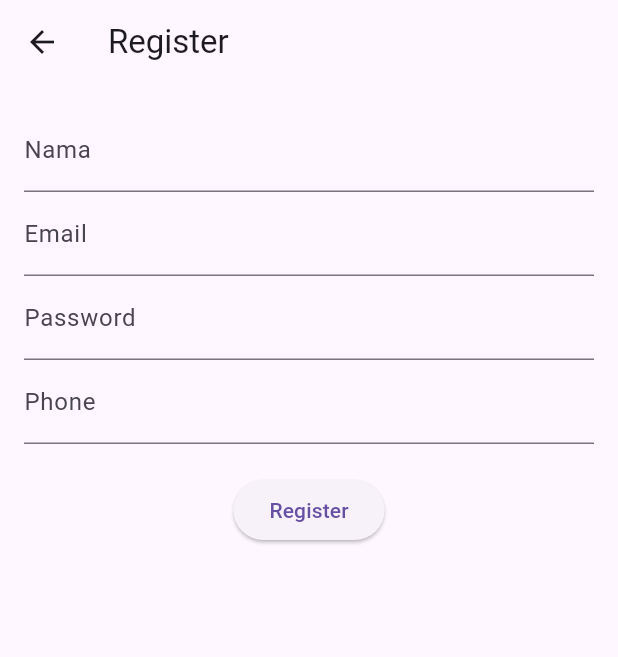
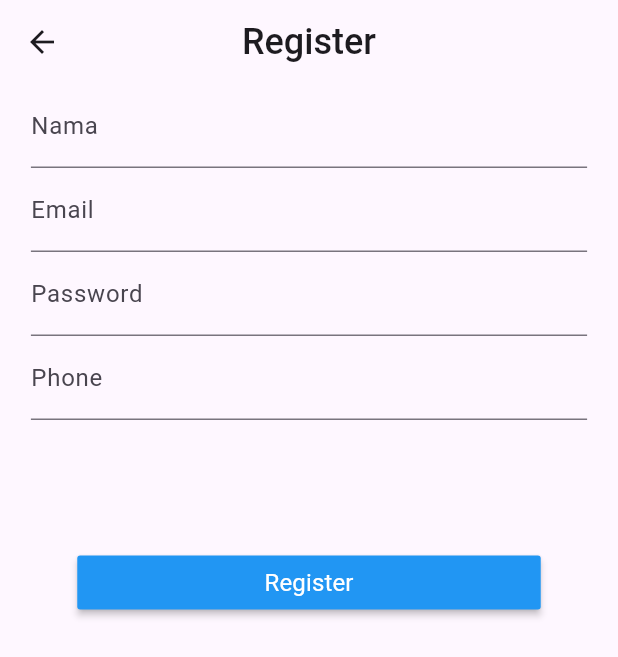
Before and after one commit to rizkyadde23/itc-the-seeker-2026-rizkyadde, a Flutter app: the RegisterPage screen opened by its route, on a phone screen of 412 x 824 dp. Shown: the top 657 px of the screen. Run offline on Flutter 3.47's test engine with Material 3 defaults, Android fonts, the phone set to English and light mode, and no system bars; our stand-ins replace cloud_firestore, firebase_auth, firebase_core, get; accounts and stored records are empty.

Commit message:
style : register page

```diff
--- a/lib/pages/register_page.dart
+++ b/lib/pages/register_page.dart
@@ -15,43 +15,146 @@
   final emailController = TextEditingController();
   final passwordController = TextEditingController();
   final phoneController = TextEditingController();
+  GlobalKey<FormState> registerFormKey = GlobalKey();
+  bool isLoading = false;
+  double? deviceHeight, deviceWidth;
 
   final authService = AuthService();
   final firestoreService = FirestoreService();
 
   @override
   Widget build(BuildContext context) {
+    deviceHeight = MediaQuery.of(context).size.height;
+    deviceWidth = MediaQuery.of(context).size.width;
     return Scaffold(
-      appBar: AppBar(title: Text("Register")),
-      body: Padding(
-        padding: const EdgeInsets.all(16),
+      appBar: AppBar(
+        centerTitle: true,
+        title: Text(
+          "Register",
+          style: TextStyle(fontSize: 24, fontWeight: FontWeight.w500),
+        ),
+      ),
+      body: SafeArea(
+        child: Padding(
+          padding: EdgeInsets.symmetric(horizontal: deviceWidth! * 0.05),
+          child: Stack(children: [mainUI(), if (isLoading) loadingWidget()]),
+        ),
+      ),
+    );
+  }
+
+  Center loadingWidget() {
+    return Center(
+      child: Container(
+        alignment: Alignment.center,
+        width: deviceWidth! * 0.30,
+        height: deviceHeight! * 0.15,
+        decoration: BoxDecoration(
+          color: Colors.white,
+          boxShadow: [
+            BoxShadow(color: Colors.black, blurRadius: 5, spreadRadius: 1),
+          ],
+        ),
+        child: CircularProgressIndicator(
+          color: const Color.fromARGB(255, 41, 117, 248),
+        ),
+      ),
+    );
+  }
+
+  Column mainUI() {
+    return Column(
+      children: [registerForm(), SizedBox(height: 20), registerButton()],
+    );
+  }
+
+  MaterialButton registerButton() {
+    return MaterialButton(
+      minWidth: deviceWidth! * 0.75,
+      color: Colors.blue,
+      onPressed: isLoading
+          ? null
+          : () async {
+              await registerUser();
+            },
+      child: Text(
+        "Register",
+        style: TextStyle(
+          fontSize: 16,
+          fontWeight: FontWeight.w400,
+          color: Colors.white,
+        ),
+      ),
+    );
+  }
+
+  Container registerForm() {
+    return Container(
+      height: deviceHeight! * 0.35,
+      child: Form(
+        key: registerFormKey,
         child: Column(
           children: [
-            TextField(
+            TextFormField(
               controller: nameController,
               decoration: InputDecoration(labelText: "Nama"),
+              onSaved: (newValue) {
+                setState(() {});
+              },
+              validator: (value) {
+                if (value == '') {
+                  return "Nama Tidak Boleh Kosong";
+                }
+                return null;
+              },
             ),
-            TextField(
+            TextFormField(
               controller: emailController,
               decoration: InputDecoration(labelText: "Email"),
+              onSaved: (newValue) {
+                setState(() {
+                  emailController.text = newValue!;
+                });
+              },
+              validator: (value) {
+                bool result = value!.contains(
+                  RegExp(
+                    r"^[a-zA-Z0-9.!#$%&'*+/=?^_`{|}~-]+@[a-zA-Z0-9](?:[a-zA-Z0-9-]{0,61}[a-zA-Z0-9])?(?:\.[a-zA-Z0-9](?:[a-zA-Z0-9-]{0,61}[a-zA-Z0-9])?)*$",
                   ),
-            TextField(
+                );
+                return result ? null : "Masukkan Email Dengan Benar!";
+              },
+            ),
+            TextFormField(
               controller: passwordController,
               obscureText: true,
               decoration: InputDecoration(labelText: "Password"),
+              onSaved: (newValue) {
+                setState(() {
+                  passwordController.text = newValue!;
+                });
+              },
+              validator: (value) {
+                if (value == null || value.length < 6) {
+                  return "Password harus lebih dari 6 karakter";
+                }
+                return null;
+              },
             ),
-            TextField(
+            TextFormField(
               controller: phoneController,
               decoration: InputDecoration(labelText: "Phone"),
-            ),
-
-            SizedBox(height: 20),
-
-            ElevatedButton(
-              onPressed: () async {
-                await registerUser();
+              onSaved: (newValue) {
+                setState(() {
+                  phoneController.text = newValue!;
+                });
               },
-              child: Text("Register"),
+              validator: (value) {
+                if (value == null || value.length < 9) {
+                  return "Masukkan nomor dengan benar";
+                }
+                return null;
+              },
             ),
           ],
         ),
@@ -61,6 +164,11 @@
 
   Future<void> registerUser() async {
     try {
+      if (registerFormKey.currentState!.validate()) {
+        registerFormKey.currentState!.save();
+        setState(() {
+          isLoading = true;
+        });
         final user = await authService.register(
           emailController.text,
           passwordController.text,
@@ -90,18 +198,23 @@
             emailController.text,
             memberId,
           );
-
-        // 🔥 3. redirect
+          setState(() {
+            isLoading = false;
+          });
+          Get.snackbar(
+            "Register Success",
+            "Registrasi Berhasil, Silahkan Login",
+          );
           Get.offAllNamed(AppRoutes.login);
         }
+      }
     } catch (e) {
-      print("ERROR: $e");
-
-      Get.snackbar(
-        "Register Gagal",
-        e.toString(),
-        snackPosition: SnackPosition.BOTTOM,
-      );
+      setState(() {
+        isLoading = false;
+      });
+      Get.snackbar("Login Gagal :", "Masukkan Email dan Password Dengan Benar");
+      await Future.delayed(Duration(seconds: 3));
+      Get.back();
     }
   }
 }
```
Lines whose indentation alone changed are shown as unchanged.
